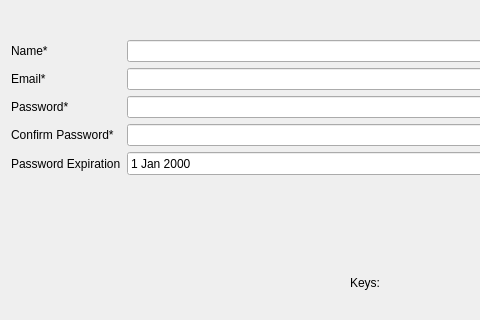
daniel-deru/WorkMate-3.0, file designs/xml/new_user_tab.ui: the form before one commit; both pictures show x 0 to 480 and y 0 to 320 of the 730 by 494 pixel window.
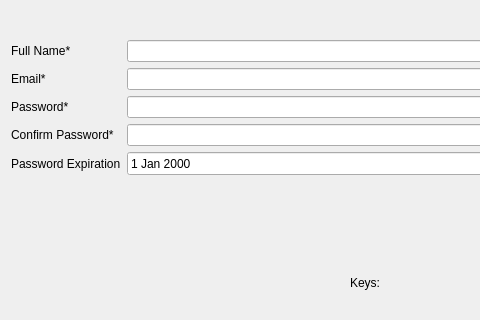
The form after the commit.

Commit message: added email and password validation in register window

Diff of the .ui file:
```diff
--- a/designs/xml/new_user_tab.ui
+++ b/designs/xml/new_user_tab.ui
@@ -56,7 +56,7 @@
      <item row="0" column="0">
       <widget class="QLabel" name="lbl_name">
        <property name="text">
-        <string>Name*</string>
+        <string>Full Name*</string>
        </property>
       </widget>
      </item>
```
The commit also changes 6 other files.
